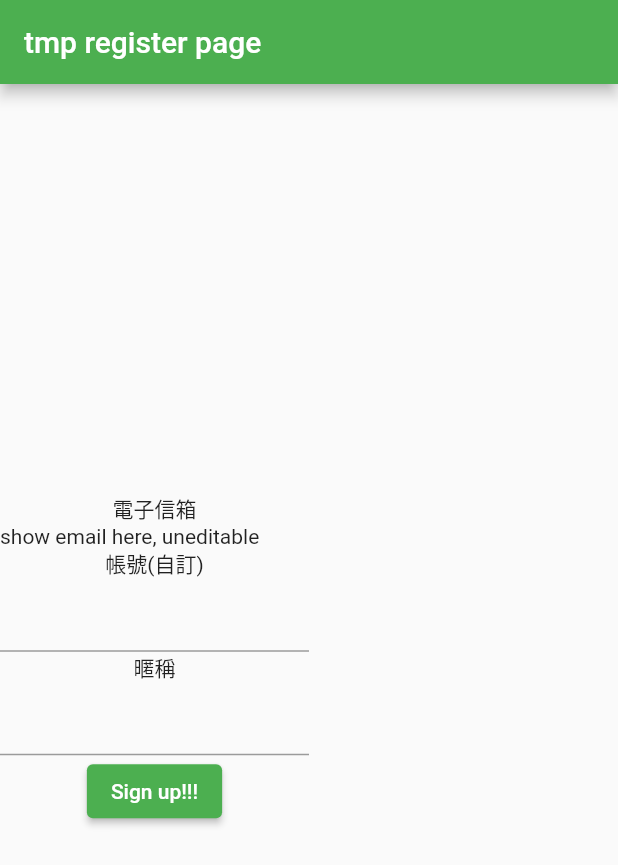
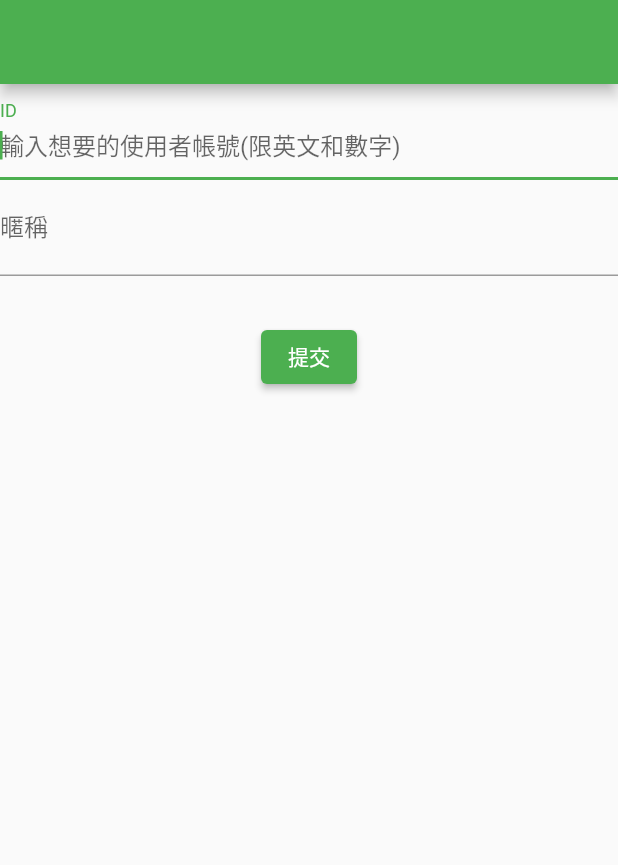
Before and after one commit to jee-git-ctrl/JeePersonalWebsite, a Flutter app: the RegisterPage screen opened directly, on a phone screen of 412 x 824 dp. Shown: the top 865 px of the screen. Run offline on Flutter 3.47's test engine with Material 2 defaults, Android fonts, the light colour scheme and no system bars; our stand-ins replace cloud_firestore, dropdown_button2, firebase_auth, firebase_core, get, google_fonts and 1 more; accounts and stored records are empty.

Commit message:
register flow complete

```diff
--- a/info_bank/lib/src/RegisterPage.dart
+++ b/info_bank/lib/src/RegisterPage.dart
@@ -1,9 +1,7 @@
 import 'package:flutter/material.dart';
-import 'package:firebase_core/firebase_core.dart';
-import 'package:cloud_firestore/cloud_firestore.dart';
 
-import 'package:info_bank/tmp_homepage.dart';
 import 'package:info_bank/src/services/firebase_services.dart';
+import 'package:info_bank/tabs/tabspage.dart';
 
 class RegisterPage extends StatefulWidget {
   const RegisterPage({Key? key}) : super(key: key);
@@ -14,60 +12,83 @@ class RegisterPage extends StatefulWidget {
 
 class _RegisterPageState extends State<RegisterPage> {
   static final FServices _firebaseServices = FServices();
-  final TextEditingController _nameController = TextEditingController();
+  //final TextEditingController _nameController = TextEditingController();
+  late String _nameController;
   final TextEditingController _accController = TextEditingController();
+  final GlobalKey _formKey = GlobalKey<FormState>();
 
   @override
   Widget build(BuildContext context) {
     return Scaffold(
-        appBar: AppBar(
-          title: const Text('tmp register page'),
+      appBar: AppBar(), //aren't sure if appbar needed
+      body: Center(
+          child: Form(
+              key: _formKey,
+              autovalidateMode: AutovalidateMode.onUserInteraction,
+              child: Column(
+                children: [
+                  TextFormField(
+                      autofocus: true,
+                      controller: _accController,
+                      decoration: const InputDecoration(
+                        labelText: "ID",
+                        hintText: "輸入想要的使用者帳號(限英文和數字)",
                       ),
-        //body: const Text("register here!!")
-        body: SafeArea(
-          child: Column(
-            mainAxisAlignment: MainAxisAlignment.center,
-            children: [
-              const Text("電子信箱"),
-              SizedBox(
-                width: MediaQuery.of(context).size.width / 2,
-                child: const Text("show email here, uneditable"),
+                      validator: validateAcc),
+                  TextFormField(
+                    autofocus: true,
+                    //controller: _nameController,
+                    decoration: const InputDecoration(
+                      labelText: "暱稱",
+                      hintText: "輸入想要的暱稱(限中文、英文和數字)",
                     ),
-              const Text("帳號(自訂)"), //valid if used
-              SizedBox(
-                width: MediaQuery.of(context).size.width / 2,
-                child: TextFormField(
-                  controller: _accController,
+                    validator: validateName,
+                    onSaved: (value) {
+                      _nameController = value.toString();
+                    },
+                    onChanged: (value) =>
+                        setState(() => _nameController = value.toString()),
                   ),
-              ),
-              const Text("暱稱"),
-              SizedBox(
-                width: MediaQuery.of(context).size.width / 2,
-                child: TextFormField(
-                  controller: _nameController,
-                ),
+                  const SizedBox(
+                    height: 30,
                   ),
                   ElevatedButton(
                       onPressed: () async {
+                        if ((_formKey.currentState as FormState).validate()) {
                           final result = await _firebaseServices.addUser(
                               acc: _accController.text,
-                        nickname: _nameController.text);
-                    if (result!.contains('Success')) {
-                      Navigator.of(context).pushReplacement(MaterialPageRoute(
-                          builder: (context) => const RegisterPage()));
+                              nickname: _nameController);
+
+                          if (result!.contains('Success') && context.mounted) {
+                            Navigator.of(context)
+                                .pushReplacement(MaterialPageRoute(
+                              builder: (context) => TabsPage(selectedIndex: 0),
+                            ));
+                          }
                         }
                       },
-                  child: const Text("Sign up!!!"))
+                      child: const Text("提交"))
                 ],
-          ),
-        )
-
-        // icon
-        // userID
-        // name
-        // nickname
-        //
-
+              ))),
     );
   }
+
+  //validators
+  String? validateAcc(String? value) {
+    //check [A-Za-z0-9]
+    if (!RegExp(r'^\w+$').hasMatch(value.toString())) {
+      return "格式錯誤";
+    } else {
+      return null;
     }
+  }
+
+  static String? validateName(String? value) {
+    //check [A-Za-z0-9]
+    if (!RegExp(r'^[a-zA-Z0-9\p{Han}]+$').hasMatch(value.toString())) {
+      return "格式錯誤";
+    } else {
+      return null;
+    }
+  }
+}
--- a/info_bank/lib/tabs/tabspage.dart
+++ b/info_bank/lib/tabs/tabspage.dart
@@ -26,7 +26,7 @@ class _TabsPageState extends State<TabsPage> {
   @override
   void initState() {
     //check if profile is completed
-    _firebaseServices.checkUserProfileCompleted(context);
+    //_firebaseServices.checkUserProfileCompleted(context);
     _onItemTapped(widget.selectedIndex);
     super.initState();
   }
```
Also changed, not shown: info_bank/lib/src/services/firebase_services.dart (+51 -11 lines), info_bank/lib/src/services/google_services.dart (+19 -4 lines). Lines whose indentation alone changed are shown as unchanged.
